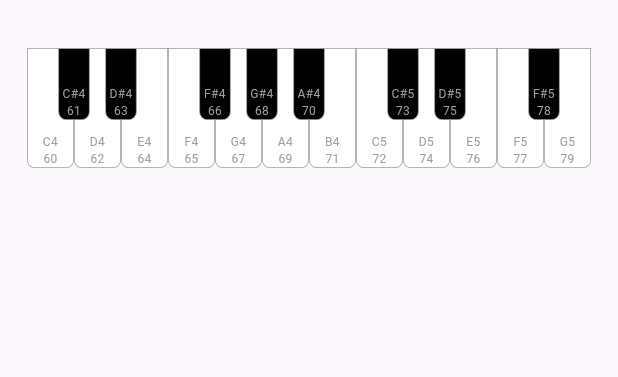
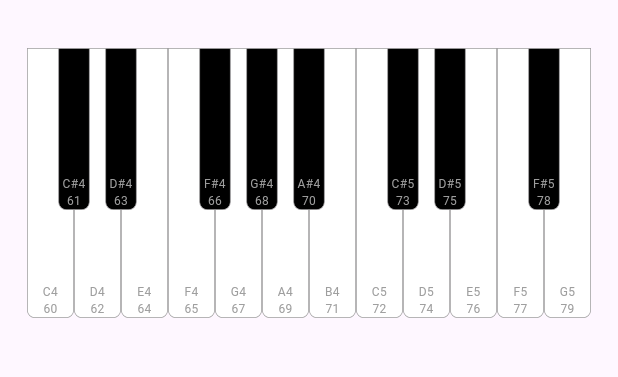
Before and after one commit to InvisibleWrench/flutter_virtual_piano, a Flutter app: the screen it shows after launch, on a phone screen of 412 x 824 dp, the part 63-440 px from its top. Run offline on Flutter 3.47's test engine with Material 3 defaults, Android fonts, the phone set to English and light mode, and no system bars.

Commit message:
Update Android example

```diff
--- a/example/lib/main.dart
+++ b/example/lib/main.dart
@@ -36,10 +36,9 @@ class _MyHomePageState extends State<MyHomePage> {
       body: Padding(
         padding: const EdgeInsets.all(18.0),
         child: SizedBox(
-          height: 80,
+          height: 180,
           child: VirtualPiano(
             noteRange: const RangeValues(61, 78),
-            // noteRange: const RangeValues(60, 90),
             highlightedNoteSets: const [
               // HighlightedNoteSet({44, 55, 77, 32}, Colors.green),
               // HighlightedNoteSet({34, 45, 67, 32}, Colors.blue)
```
Also changed, not shown: example/pubspec.lock, 4 other files.
